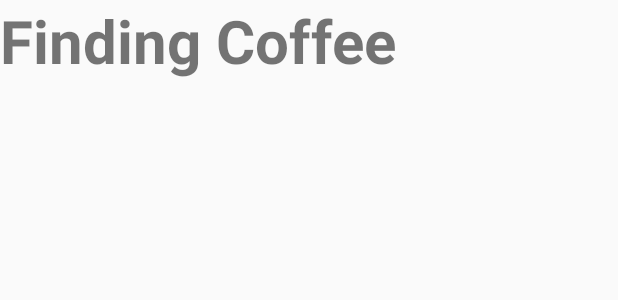
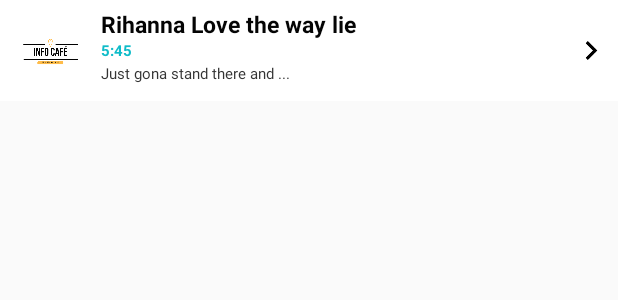
Before and after one commit to llsit/coffees, an Android app: the layout item_review_list.xml on its own in the app's theme, with its tools: preview values and no code run, on a phone screen of 412 x 824 dp. Shown: the top 300 px of the screen. Run offline under Robolectric (Android 15) with nearby library versions, the phone set to English and light mode, and no system bars.

Commit message:
don t know

```diff
--- a/app/src/main/res/drawable/ic_next.xml
+++ b/app/src/main/res/drawable/ic_next.xml
@@ -1,4 +1,9 @@
-<vector android:height="256dp" android:viewportHeight="24.0"
-    android:viewportWidth="24.0" android:width="256dp" xmlns:android="http://schemas.android.com/apk/res/android">
-    <path android:fillColor="#FF000000" android:pathData="M10,6L8.59,7.41 13.17,12l-4.58,4.59L10,18l6,-6z"/>
+<vector xmlns:android="http://schemas.android.com/apk/res/android"
+        android:width="24dp"
+        android:height="24dp"
+        android:viewportWidth="24.0"
+        android:viewportHeight="24.0">
+    <path
+        android:fillColor="#FF000000"
+        android:pathData="M10,6L8.59,7.41 13.17,12l-4.58,4.59L10,18l6,-6z"/>
 </vector>
--- a/app/src/main/res/layout/item_review_list.xml
+++ b/app/src/main/res/layout/item_review_list.xml
@@ -1,12 +1,76 @@
 <?xml version="1.0" encoding="utf-8"?>
-<LinearLayout xmlns:android="http://schemas.android.com/apk/res/android"
-    android:layout_width="match_parent"
-    android:layout_height="match_parent">
+<RelativeLayout xmlns:android="http://schemas.android.com/apk/res/android"
+    android:layout_width="wrap_content"
+    android:layout_height="wrap_content"
+    android:background="@color/color_white"
+    android:orientation="horizontal"
+    android:padding="5dip">
+
+    <!--  ListRow Left sied Thumbnail image -->
+    <LinearLayout
+        android:id="@+id/thumbnail"
+        android:layout_width="wrap_content"
+        android:layout_height="wrap_content"
+        android:layout_alignParentStart="true"
+        android:layout_marginEnd="5dp"
+        android:background="@color/color_white"
+        android:padding="3dip">
+
+        <ImageView
+            android:id="@+id/list_image"
+            android:layout_width="50dip"
+            android:layout_height="50dip"
+            android:src="@drawable/logo" />
+
+    </LinearLayout>
+
+    <!-- Title Of Song-->
     <TextView
         android:id="@+id/show"
         android:layout_width="wrap_content"
         android:layout_height="wrap_content"
-        android:text="@string/app_name"
-        android:textSize="40sp"
-        android:textStyle="bold"/>
-</LinearLayout>
+        android:layout_alignTop="@+id/thumbnail"
+        android:layout_toEndOf="@+id/thumbnail"
+        android:text="Rihanna Love the way lie"
+        android:textColor="#040404"
+        android:textSize="15dip"
+        android:textStyle="bold"
+        android:typeface="sans" />
+
+
+
+    <!-- Rightend Duration -->
+    <TextView
+        android:id="@+id/datetime"
+        android:layout_width="wrap_content"
+        android:layout_height="wrap_content"
+        android:layout_below="@+id/show"
+        android:layout_marginRight="5dip"
+        android:layout_toEndOf="@+id/thumbnail"
+        android:gravity="right"
+        android:text="5:45"
+        android:textColor="#10bcc9"
+        android:textSize="10dp"
+        android:textStyle="bold" />
+
+    <!-- Artist Name -->
+    <TextView
+        android:id="@+id/artist"
+        android:layout_width="wrap_content"
+        android:layout_height="wrap_content"
+        android:layout_below="@id/datetime"
+        android:layout_marginTop="1dip"
+        android:layout_toEndOf="@+id/thumbnail"
+        android:text="Just gona stand there and ..."
+        android:textColor="#343434"
+        android:textSize="10dip" />
+
+    <!-- Rightend Arrow -->
+    <ImageView
+        android:layout_width="25dp"
+        android:layout_height="34dp"
+        android:layout_alignParentEnd="true"
+        android:layout_centerVertical="true"
+        android:src="@drawable/ic_next" />
+
+</RelativeLayout>
```
